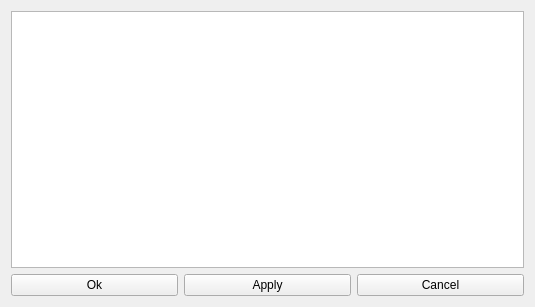
Old version of the form src/plugins/FraPlugin/CurveConfigurator.ui in the repository samiavasil/temporary.
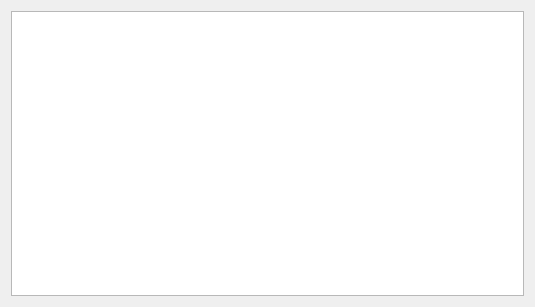
New version of the form.

What changed in the file:
```diff
--- a/src/plugins/FraPlugin/CurveConfigurator.ui
+++ b/src/plugins/FraPlugin/CurveConfigurator.ui
@@ -10,12 +10,21 @@
     <height>307</height>
    </rect>
   </property>
+  <property name="sizePolicy">
+   <sizepolicy hsizetype="Expanding" vsizetype="Expanding">
+    <horstretch>0</horstretch>
+    <verstretch>0</verstretch>
+   </sizepolicy>
+  </property>
   <property name="windowTitle">
    <string>Form</string>
   </property>
   <layout class="QGridLayout" name="gridLayout">
    <item row="0" column="0">
     <layout class="QVBoxLayout" name="verticalLayout">
+     <property name="sizeConstraint">
+      <enum>QLayout::SetMaximumSize</enum>
+     </property>
      <item>
       <widget class="QTableWidget" name="curvesTable">
        <property name="autoFillBackground">
@@ -23,31 +32,6 @@
        </property>
       </widget>
      </item>
-     <item>
-      <layout class="QHBoxLayout" name="horizontalLayout">
-       <item>
-        <widget class="QPushButton" name="buttonOk">
-         <property name="text">
-          <string>Ok</string>
-         </property>
-        </widget>
-       </item>
-       <item>
-        <widget class="QPushButton" name="buttonApply">
-         <property name="text">
-          <string>Apply</string>
-         </property>
-        </widget>
-       </item>
-       <item>
-        <widget class="QPushButton" name="buttonCancel">
-         <property name="text">
-          <string>Cancel</string>
-         </property>
-        </widget>
-       </item>
-      </layout>
-     </item>
     </layout>
    </item>
   </layout>
```
